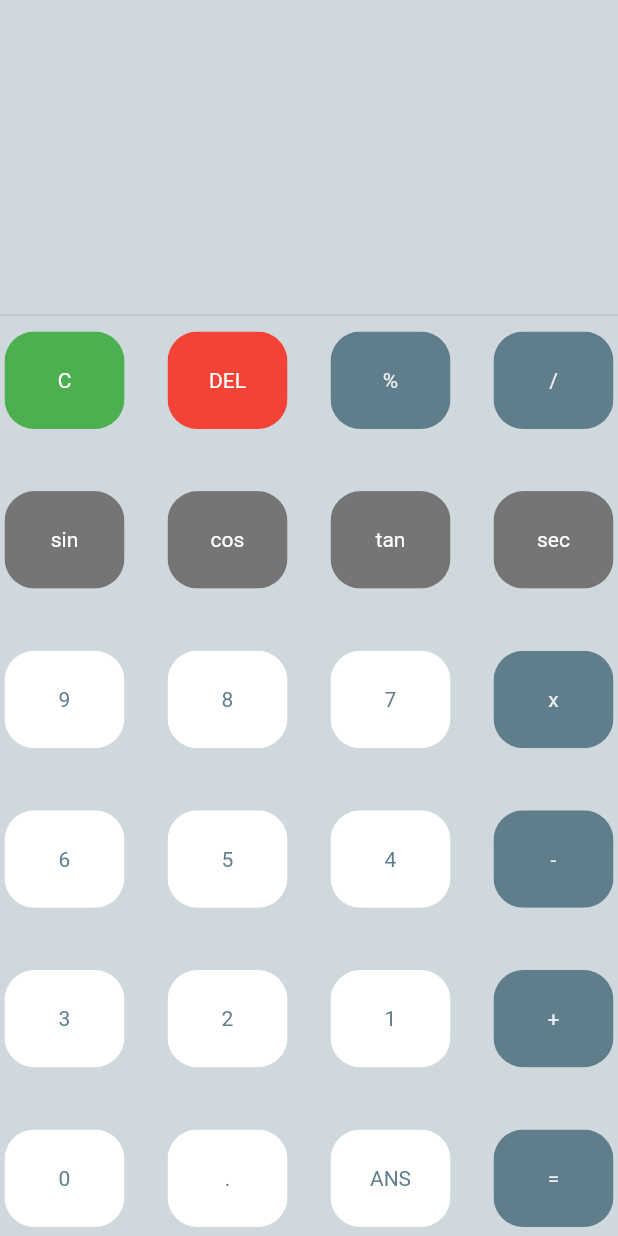
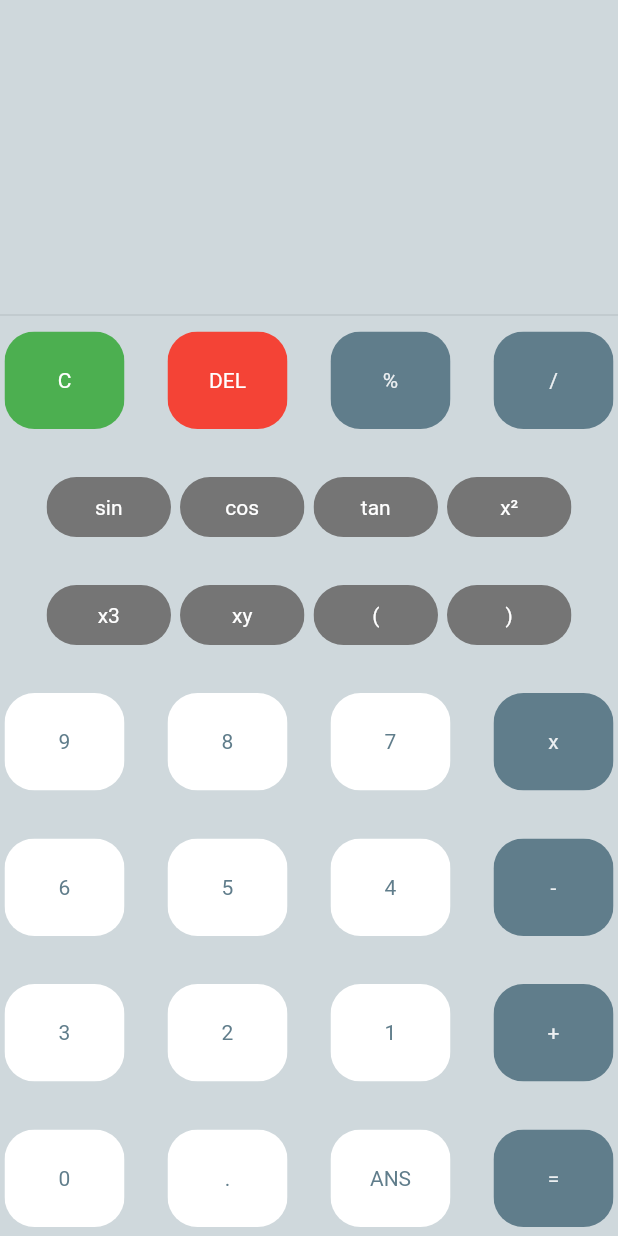
Before and after one commit to Code-Dev-Challenge/Calculator, a Flutter app: the screen it shows after launch, on a phone screen of 412 x 824 dp. Run offline on Flutter 3.47's test engine with Material 2 defaults, Android fonts, the phone set to English and light mode, and no system bars; missing offline and left inert: dart:ffi.

Commit message:
feat: added new buttons
Added new buttons
Reformat  Buttons

```diff
--- a/lib/buttons.dart
+++ b/lib/buttons.dart
@@ -17,7 +17,7 @@ class CreateCard {
     'sin',
     'cos',
     'tan',
-    'sec',
+    'x²',
     '9',
     '8',
     '7',
@@ -34,6 +34,10 @@ class CreateCard {
     '.',
     'ANS',
     '=',
+    'x3',
+    'xy',
+    '(',
+    ')',
   ];
 
   bool isOperator(String x) {
--- a/lib/main.dart
+++ b/lib/main.dart
@@ -35,8 +35,17 @@ class _MyHomePageState extends State<MyHomePage> {
   String numText = '';
   String ansText = '';
   String tempText = '';
+  double wid = 80;
+  double hayt = 65;
+  double widmaliit = 83;
+  double haytmaliit = 40;
 
-  Widget createCard({String buttonText, Color color1, Color color2}) {
+  Widget createCard(
+      {String buttonText,
+      Color color1,
+      Color color2,
+      double width,
+      double height}) {
     return Padding(
       padding: EdgeInsets.all(3.0),
       child: GestureDetector(
@@ -51,8 +60,8 @@ class _MyHomePageState extends State<MyHomePage> {
         child: ClipRRect(
           borderRadius: BorderRadius.circular(20),
           child: Container(
-            width: 80.0,
-            height: 65.0,
+            width: width,
+            height: height,
             color: color1,
             child: Center(
               child: Text(
@@ -116,55 +125,78 @@ class _MyHomePageState extends State<MyHomePage> {
           Row(
             mainAxisAlignment: MainAxisAlignment.spaceBetween,
             children: <Widget>[
-              buildCreateCard(Colors.green, Colors.white, 0),
-              buildCreateCard(Colors.red, Colors.white, 1),
-              buildCreateCard(Colors.blueGrey, Colors.blueGrey[50], 2),
-              buildCreateCard(Colors.blueGrey, Colors.blueGrey[50], 3),
+              buildCreateCard(Colors.green, Colors.white, 0, wid, hayt),
+              buildCreateCard(Colors.red, Colors.white, 1, wid, hayt),
+              buildCreateCard(
+                  Colors.blueGrey, Colors.blueGrey[50], 2, wid, hayt),
+              buildCreateCard(
+                  Colors.blueGrey, Colors.blueGrey[50], 3, wid, hayt),
+            ],
+          ),
+          Row(
+            mainAxisAlignment: MainAxisAlignment.center,
+            children: <Widget>[
+              buildCreateCard(
+                  Colors.grey[600], Colors.white, 4, widmaliit, haytmaliit),
+              buildCreateCard(
+                  Colors.grey[600], Colors.white, 5, widmaliit, haytmaliit),
+              buildCreateCard(
+                  Colors.grey[600], Colors.white, 6, widmaliit, haytmaliit),
+              buildCreateCard(
+                  Colors.grey[600], Colors.white, 7, widmaliit, haytmaliit),
+            ],
+          ),
+          Row(
+            mainAxisAlignment: MainAxisAlignment.center,
+            children: <Widget>[
+              buildCreateCard(
+                  Colors.grey[600], Colors.white, 24, widmaliit, haytmaliit),
+              buildCreateCard(
+                  Colors.grey[600], Colors.white, 25, widmaliit, haytmaliit),
+              buildCreateCard(
+                  Colors.grey[600], Colors.white, 26, widmaliit, haytmaliit),
+              buildCreateCard(
+                  Colors.grey[600], Colors.white, 27, widmaliit, haytmaliit),
             ],
           ),
           Row(
             mainAxisAlignment: MainAxisAlignment.spaceBetween,
             children: <Widget>[
-              buildCreateCard(Colors.grey[600], Colors.white, 4),
-              buildCreateCard(Colors.grey[600], Colors.white, 5),
-              buildCreateCard(Colors.grey[600], Colors.white, 6),
-              buildCreateCard(Colors.grey[600], Colors.white, 7),
+              buildCreateCard(Colors.white, Colors.blueGrey, 8, wid, hayt),
+              buildCreateCard(Colors.white, Colors.blueGrey, 9, wid, hayt),
+              buildCreateCard(Colors.white, Colors.blueGrey, 10, wid, hayt),
+              buildCreateCard(
+                  Colors.blueGrey, Colors.blueGrey[50], 11, wid, hayt),
             ],
           ),
           Row(
             mainAxisAlignment: MainAxisAlignment.spaceBetween,
             children: <Widget>[
-              buildCreateCard(Colors.white, Colors.blueGrey, 8),
-              buildCreateCard(Colors.white, Colors.blueGrey, 9),
-              buildCreateCard(Colors.white, Colors.blueGrey, 10),
-              buildCreateCard(Colors.blueGrey, Colors.blueGrey[50], 11),
+              buildCreateCard(Colors.white, Colors.blueGrey, 12, wid, hayt),
+              buildCreateCard(Colors.white, Colors.blueGrey, 13, wid, hayt),
+              buildCreateCard(Colors.white, Colors.blueGrey, 14, wid, hayt),
+              buildCreateCard(
+                  Colors.blueGrey, Colors.blueGrey[50], 15, wid, hayt),
             ],
           ),
           Row(
             mainAxisAlignment: MainAxisAlignment.spaceBetween,
             children: <Widget>[
-              buildCreateCard(Colors.white, Colors.blueGrey, 12),
-              buildCreateCard(Colors.white, Colors.blueGrey, 13),
-              buildCreateCard(Colors.white, Colors.blueGrey, 14),
-              buildCreateCard(Colors.blueGrey, Colors.blueGrey[50], 15),
+              buildCreateCard(Colors.white, Colors.blueGrey, 16, wid, hayt),
+              buildCreateCard(Colors.white, Colors.blueGrey, 17, wid, hayt),
+              buildCreateCard(Colors.white, Colors.blueGrey, 18, wid, hayt),
+              buildCreateCard(
+                  Colors.blueGrey, Colors.blueGrey[50], 19, wid, hayt),
             ],
           ),
           Row(
             mainAxisAlignment: MainAxisAlignment.spaceBetween,
             children: <Widget>[
-              buildCreateCard(Colors.white, Colors.blueGrey, 16),
-              buildCreateCard(Colors.white, Colors.blueGrey, 17),
-              buildCreateCard(Colors.white, Colors.blueGrey, 18),
-              buildCreateCard(Colors.blueGrey, Colors.blueGrey[50], 19),
-            ],
-          ),
-          Row(
-            mainAxisAlignment: MainAxisAlignment.spaceBetween,
-            children: <Widget>[
-              buildCreateCard(Colors.white, Colors.blueGrey, 20),
-              buildCreateCard(Colors.white, Colors.blueGrey, 21),
-              buildCreateCard(Colors.white, Colors.blueGrey, 22),
-              buildCreateCard(Colors.blueGrey, Colors.blueGrey[50], 23),
+              buildCreateCard(Colors.white, Colors.blueGrey, 20, wid, hayt),
+              buildCreateCard(Colors.white, Colors.blueGrey, 21, wid, hayt),
+              buildCreateCard(Colors.white, Colors.blueGrey, 22, wid, hayt),
+              buildCreateCard(
+                  Colors.blueGrey, Colors.blueGrey[50], 23, wid, hayt),
             ],
           ),
         ],
@@ -274,9 +306,14 @@ class _MyHomePageState extends State<MyHomePage> {
     );
   }
 
-  Widget buildCreateCard(Color kulay1, Color kulay2, int pos) {
+  Widget buildCreateCard(
+      Color kulay1, Color kulay2, int pos, double wiiid, double haaayyt) {
     return createCard(
-        buttonText: buttonClass.buttons[pos], color1: kulay1, color2: kulay2);
+        width: wiiid,
+        height: haaayyt,
+        buttonText: buttonClass.buttons[pos],
+        color1: kulay1,
+        color2: kulay2);
   }
 }
 
```
